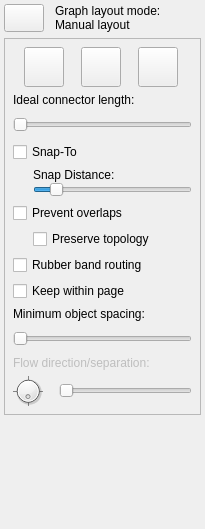
The window that libdunnartcanvas/ui/LayoutProperties.ui (skieffer/ortho) describes before a commit, drawn with Qt 5.
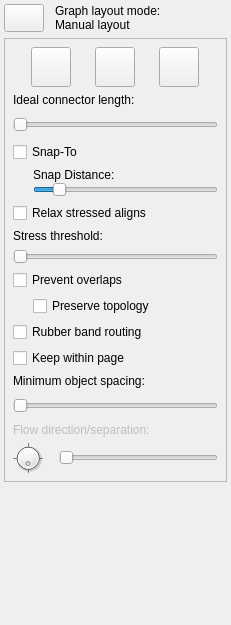
The same window after the commit. Icons and pictures are not drawn.

Commit message: added checkbox and slider for relaxation of stressed alignments

```diff
--- a/libdunnartcanvas/ui/LayoutProperties.ui
+++ b/libdunnartcanvas/ui/LayoutProperties.ui
@@ -6,8 +6,8 @@
    <rect>
     <x>0</x>
     <y>0</y>
-    <width>205</width>
-    <height>529</height>
+    <width>231</width>
+    <height>625</height>
    </rect>
   </property>
   <property name="sizePolicy">
@@ -18,8 +18,8 @@
   </property>
   <property name="minimumSize">
    <size>
-    <width>205</width>
-    <height>529</height>
+    <width>231</width>
+    <height>625</height>
    </size>
   </property>
   <property name="allowedAreas">
@@ -409,6 +409,41 @@
           </item>
          </layout>
         </item>
+        <item>
+         <widget class="QCheckBox" name="relaxCheckBox">
+          <property name="text">
+           <string>Relax stressed aligns</string>
+          </property>
+         </widget>
+        </item>
+        <item>
+         <layout class="QHBoxLayout" name="horizontalLayout_5">
+          <item>
+           <layout class="QVBoxLayout" name="verticalLayout_5">
+            <item>
+             <widget class="QLabel" name="relaxStressLabel">
+              <property name="text">
+               <string>Stress threshold:</string>
+              </property>
+             </widget>
+            </item>
+            <item>
+             <widget class="QSlider" name="relaxThresholdSlider">
+              <property name="minimum">
+               <number>1</number>
+              </property>
+              <property name="maximum">
+               <number>100</number>
+              </property>
+              <property name="orientation">
+               <enum>Qt::Horizontal</enum>
+              </property>
+             </widget>
+            </item>
+           </layout>
+          </item>
+         </layout>
+        </item>
         <item>
          <widget class="QCheckBox" name="preventOverlapsCheckBox">
           <property name="sizePolicy">
```
The commit also changes 8 other files.
